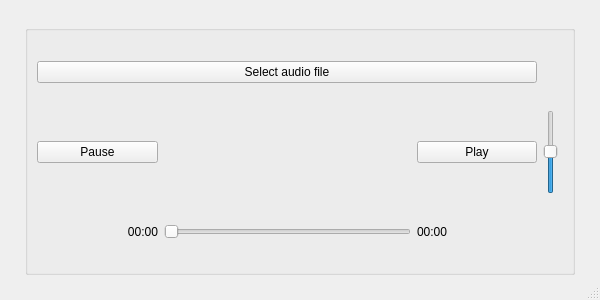
Old version of the form mainwindow.ui in the repository Yashmerino/audio-player.
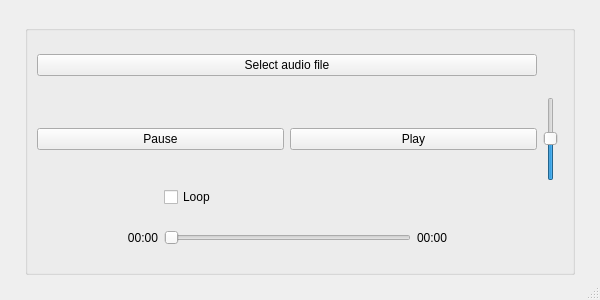
New version of the form.

Commit message: Added loop check box

Patch:
```diff
--- a/mainwindow.ui
+++ b/mainwindow.ui
@@ -67,20 +67,6 @@
        </property>
       </widget>
      </item>
-     <item row="1" column="0">
-      <widget class="QPushButton" name="pauseButton">
-       <property name="text">
-        <string>Pause</string>
-       </property>
-      </widget>
-     </item>
-     <item row="1" column="3">
-      <widget class="QPushButton" name="playbutton">
-       <property name="text">
-        <string>Play</string>
-       </property>
-      </widget>
-     </item>
      <item row="1" column="4">
       <widget class="QSlider" name="volume">
        <property name="value">
@@ -114,6 +100,27 @@
        </property>
       </widget>
      </item>
+     <item row="2" column="1">
+      <widget class="QCheckBox" name="loop">
+       <property name="text">
+        <string>Loop</string>
+       </property>
+      </widget>
+     </item>
+     <item row="1" column="0" colspan="2">
+      <widget class="QPushButton" name="pauseButton">
+       <property name="text">
+        <string>Pause</string>
+       </property>
+      </widget>
+     </item>
+     <item row="1" column="2" colspan="2">
+      <widget class="QPushButton" name="playbutton">
+       <property name="text">
+        <string>Play</string>
+       </property>
+      </widget>
+     </item>
     </layout>
    </widget>
   </widget>
```
The commit also changes 2 other files.
